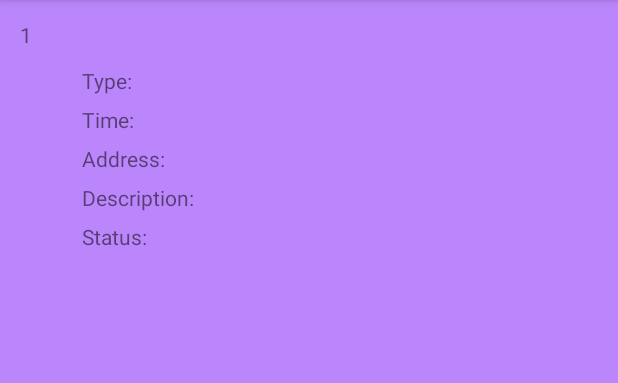
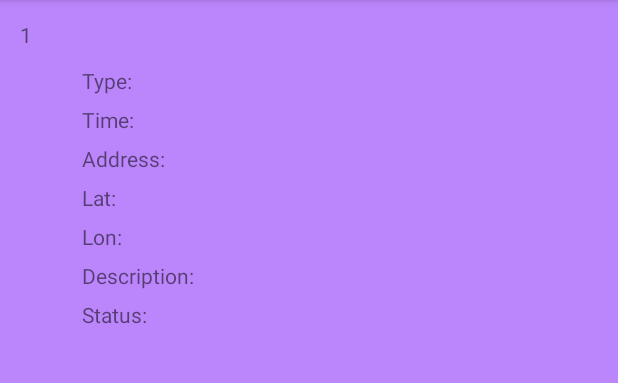
Before and after one commit to KhanLiu/ToDoMap, an Android app: the fragment TaskFragment shown on its own in the app's theme, on a phone screen of 412 x 824 dp, the part 84-467 px from its top. Run offline under Robolectric (Android 15) with nearby library versions, the phone set to English and light mode, and no system bars.

Commit message:
update lat,lon into db

```diff
--- a/app/src/main/java/com/example/todomap/DBManager.java
+++ b/app/src/main/java/com/example/todomap/DBManager.java
@@ -33,15 +33,19 @@ public class DBManager {
     public String TYPE = "type";
     public String TIME = "time";
     public String ADDRESS = "address";
+    public String LAT = "latitude";
+    public String LON = "longitude";
     public String DESC = "description";
     public String STATUS = "status";
 
-    public void insert(String title, String type, String time, String address, String desc, String status) {
+    public void insert(String title, String type, String time, String address, String lat, String lon, String desc, String status) {
         ContentValues contentValue = new ContentValues();
         contentValue.put(DatabaseHelper.TITLE, title);
         contentValue.put(DatabaseHelper.TYPE, type);
         contentValue.put(DatabaseHelper.TIME, time);
         contentValue.put(DatabaseHelper.ADDRESS, address);
+        contentValue.put(DatabaseHelper.LAT, lat);
+        contentValue.put(DatabaseHelper.LON, lon);
         contentValue.put(DatabaseHelper.DESC, desc);
         contentValue.put(DatabaseHelper.STATUS, status);
 
@@ -55,6 +59,8 @@ public class DBManager {
                 DatabaseHelper.TYPE,
                 DatabaseHelper.TIME,
                 DatabaseHelper.ADDRESS,
+                DatabaseHelper.LAT,
+                DatabaseHelper.LON,
                 DatabaseHelper.DESC,
                 DatabaseHelper.STATUS
         };
@@ -65,12 +71,14 @@ public class DBManager {
         return cursor;
     }
 
-    public int update(long _id, String title, String type, String time, String address, String desc, String status) {
+    public int update(long _id, String title, String type, String time, String address, String lat, String lon, String desc, String status) {
         ContentValues contentValue = new ContentValues();
         contentValue.put(DatabaseHelper.TITLE, title);
         contentValue.put(DatabaseHelper.TYPE, type);
         contentValue.put(DatabaseHelper.TIME, time);
         contentValue.put(DatabaseHelper.ADDRESS, address);
+        contentValue.put(DatabaseHelper.LAT, lat);
+        contentValue.put(DatabaseHelper.LON, lon);
         contentValue.put(DatabaseHelper.DESC, desc);
         contentValue.put(DatabaseHelper.STATUS, status);
 
--- a/app/src/main/java/com/example/todomap/DatabaseHelper.java
+++ b/app/src/main/java/com/example/todomap/DatabaseHelper.java
@@ -6,6 +6,7 @@ import android.database.SQLException;
 import android.database.sqlite.SQLiteDatabase;
 import android.database.sqlite.SQLiteException;
 import android.database.sqlite.SQLiteOpenHelper;
+import android.util.Log;
 
 import java.io.File;
 import java.io.FileOutputStream;
@@ -24,7 +25,8 @@ public class DatabaseHelper extends SQLiteOpenHelper {
     public static final String TYPE = "type";
     public static final String TIME = "time";
     public static final String ADDRESS = "address";
-
+    public static final String LAT = "latitude";
+    public static final String LON = "longitude";
     public static final String DESC = "description";
     public static final String STATUS = "status";
 
@@ -42,16 +44,20 @@ public class DatabaseHelper extends SQLiteOpenHelper {
                     + TYPE + " TEXT, "
                     + TIME + " TEXT, "
                     + ADDRESS + " TEXT, "
+                    + LAT + " DOUBLE, "
+                    + LON + " DOUBLE, "
                     + DESC + " TEXT, "
                     + STATUS + " INTEGER "
                     + " ); ";
 
     public DatabaseHelper(Context context) {
+
         super(context, DB_NAME, null, DB_VERSION);
     }
 
     @Override
     public void onCreate(SQLiteDatabase db) {
+        Log.d("CREATE_TABLE", "CREATE_TABLE: " + CREATE_TABLE.toString());
         db.execSQL(CREATE_TABLE);
     }
 
--- a/app/src/main/java/com/example/todomap/MainActivity.java
+++ b/app/src/main/java/com/example/todomap/MainActivity.java
@@ -5,7 +5,9 @@ import androidx.fragment.app.Fragment;
 import androidx.fragment.app.FragmentManager;
 import androidx.fragment.app.FragmentTransaction;
 
+import android.database.Cursor;
 import android.os.Bundle;
+import android.util.Log;
 
 import com.example.todomap.databinding.ActivityMainBinding;
 
@@ -18,6 +20,8 @@ public class MainActivity extends AppCompatActivity {
         super.onCreate(savedInstanceState);
         binding = ActivityMainBinding.inflate(getLayoutInflater());
         setContentView(binding.getRoot());
+
+
         replaceFragment(new TaskFragment());
 
         binding.bottomNavigationView.setOnItemSelectedListener(item -> {
--- a/app/src/main/java/com/example/todomap/TaskFragment.java
+++ b/app/src/main/java/com/example/todomap/TaskFragment.java
@@ -6,6 +6,7 @@ import android.os.Bundle;
 
 import androidx.fragment.app.Fragment;
 
+import android.util.Log;
 import android.view.LayoutInflater;
 import android.view.Menu;
 import android.view.MenuInflater;
@@ -21,6 +22,8 @@ public class TaskFragment extends Fragment {
 
     private DBManager dbManager;
 
+    private Cursor cursor;
+
     private ListView listView;
 
     private SimpleCursorAdapter adapter;
@@ -33,6 +36,8 @@ public class TaskFragment extends Fragment {
             DatabaseHelper.TYPE,
             DatabaseHelper.TIME,
             DatabaseHelper.ADDRESS,
+            DatabaseHelper.LAT,
+            DatabaseHelper.LON,
             DatabaseHelper.DESC,
             DatabaseHelper.STATUS
     };
@@ -43,13 +48,14 @@ public class TaskFragment extends Fragment {
             R.id.type,
             R.id.time,
             R.id.address,
+            R.id.lat,
+            R.id.lon,
             R.id.desc,
             R.id.status,
     };
 
     @Override
     public void onViewCreated(View view, Bundle savedInstanceState) {
-
 
         dbManager = new DBManager(getActivity());
         dbManager.open();
@@ -72,6 +78,8 @@ public class TaskFragment extends Fragment {
                 TextView typeTextView = (TextView) view.findViewById(R.id.type);
                 TextView timeTextView = (TextView) view.findViewById(R.id.time);
                 TextView addressTextView = (TextView) view.findViewById(R.id.address);
+                TextView latTextView = (TextView) view.findViewById(R.id.lat);
+                TextView lonTextView = (TextView) view.findViewById(R.id.lon);
                 TextView descTextView = (TextView) view.findViewById(R.id.desc);
                 TextView statusTextView = (TextView) view.findViewById(R.id.status);
 
@@ -80,6 +88,8 @@ public class TaskFragment extends Fragment {
                 String type = typeTextView.getText().toString();
                 String time = timeTextView.getText().toString();
                 String address = addressTextView.getText().toString();
+                String lat = latTextView.getText().toString();
+                String lon = lonTextView.getText().toString();
                 String desc = descTextView.getText().toString();
                 String status = statusTextView.getText().toString();
 
@@ -89,6 +99,8 @@ public class TaskFragment extends Fragment {
                 modify_intent.putExtra("type", type);
                 modify_intent.putExtra("time", time);
                 modify_intent.putExtra("address", address);
+                modify_intent.putExtra("latitude", lat);
+                modify_intent.putExtra("longitude", lon);
                 modify_intent.putExtra("desc", desc);
                 modify_intent.putExtra("status", status);
 
@@ -124,6 +136,7 @@ public class TaskFragment extends Fragment {
         setHasOptionsMenu(true);
         // Inflate the layout for this fragment
         view = inflater.inflate(R.layout.fragment_task, container, false);
+
         return view;
     }
 
--- a/app/src/main/res/layout/task_item.xml
+++ b/app/src/main/res/layout/task_item.xml
@@ -96,10 +96,56 @@
         android:visibility="visible" />
 
     <TextView
+        android:id="@+id/lat_title"
+        android:layout_width="wrap_content"
+        android:layout_height="wrap_content"
+        android:layout_below="@id/address_title"
+        android:layout_toRightOf="@id/id"
+        android:layout_marginLeft="10dp"
+        android:ellipsize="end"
+        android:maxLines="2"
+        android:padding="3dp"
+        android:text="Lat: " />
+
+    <TextView
+        android:id="@+id/lat"
+        android:layout_width="fill_parent"
+        android:layout_height="wrap_content"
+        android:layout_below="@id/address"
+        android:layout_toRightOf="@id/lat_title"
+        android:ellipsize="end"
+        android:maxLines="2"
+        android:padding="3dp"
+        android:visibility="visible" />
+
+    <TextView
+        android:id="@+id/lon_title"
+        android:layout_width="wrap_content"
+        android:layout_height="wrap_content"
+        android:layout_below="@id/lat_title"
+        android:layout_toRightOf="@id/id"
+        android:layout_marginLeft="10dp"
+        android:ellipsize="end"
+        android:maxLines="2"
+        android:padding="3dp"
+        android:text="Lon: " />
+
+    <TextView
+        android:id="@+id/lon"
+        android:layout_width="fill_parent"
+        android:layout_height="wrap_content"
+        android:layout_below="@id/lat"
+        android:layout_toRightOf="@id/lon_title"
+        android:ellipsize="end"
+        android:maxLines="2"
+        android:padding="3dp"
+        android:visibility="visible" />
+
+    <TextView
         android:id="@+id/desc_title"
         android:layout_width="wrap_content"
         android:layout_height="wrap_content"
-        android:layout_below="@id/address_title"
+        android:layout_below="@id/lon_title"
         android:layout_toRightOf="@id/id"
         android:layout_marginLeft="10dp"
         android:ellipsize="end"
@@ -111,7 +157,7 @@
         android:id="@+id/desc"
         android:layout_width="fill_parent"
         android:layout_height="wrap_content"
-        android:layout_below="@id/address"
+        android:layout_below="@id/lon"
         android:layout_toRightOf="@id/desc_title"
         android:ellipsize="end"
         android:maxLines="2"
```
Also changed, not shown: app/src/main/java/com/example/todomap/AddTaskActivity.java (+7 -1 lines), app/src/main/java/com/example/todomap/ModifyTaskActivity.java (+11 -1 lines), app/src/main/res/layout/activity_add_task.xml (+16 -0 lines), app/src/main/res/layout/activity_modify_task.xml (+16 -0 lines).
